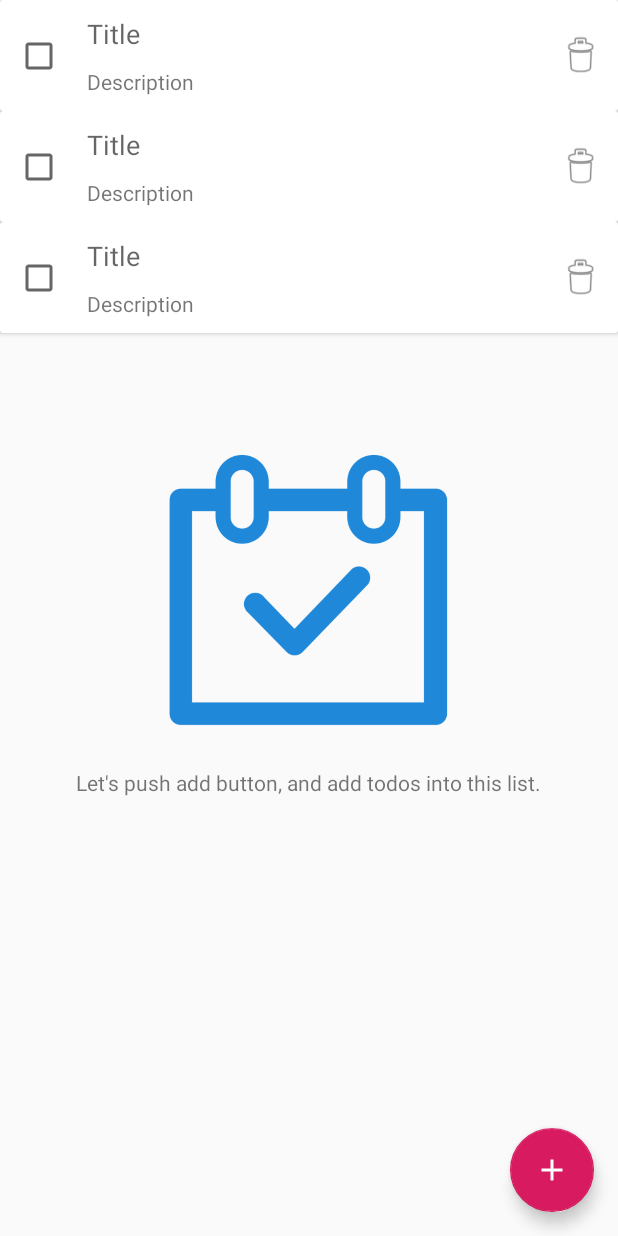
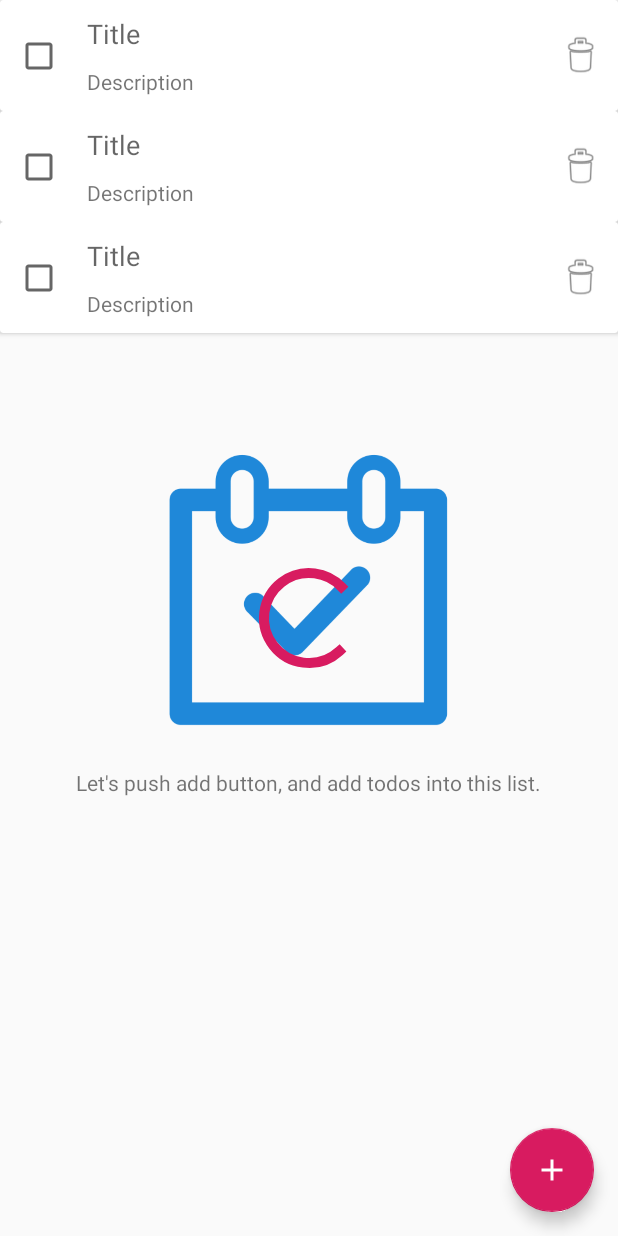
Before and after one commit to sudo5in5k/TodoAppSandbox, an Android app: the layout activity_main.xml on its own in the app's theme, with its tools: preview values and no code run, on a phone screen of 412 x 824 dp. Run offline under Robolectric (Android 15) with nearby library versions, the phone set to English and light mode, and no system bars.

Commit message:
replace reslt

```diff
--- a/app/src/main/res/layout/activity_main.xml
+++ b/app/src/main/res/layout/activity_main.xml
@@ -23,7 +23,6 @@
             android:layout_height="wrap_content"
             android:layout_gravity="center"
             android:orientation="vertical"
-            android:visibility="@{viewModel.topVisibility.booleanValue() ? View.VISIBLE : View.INVISIBLE}"
             tools:visibility="visible">
 
             <ImageView
@@ -42,7 +41,6 @@
         </LinearLayout>
 
         <androidx.recyclerview.widget.RecyclerView
-            android:visibility="@{viewModel.topVisibility.booleanValue() ? View.GONE : View.VISIBLE}"
             android:id="@+id/todo_list_recycler"
             android:layout_width="match_parent"
             android:layout_height="match_parent"
@@ -57,5 +55,11 @@
             android:onClick="@{() -> viewModel.onFabClicked()}"
             app:srcCompat="@drawable/ic_add_white_24dp" />
 
+        <ProgressBar
+            android:id="@+id/progress"
+            android:layout_width="80dp"
+            android:layout_height="80dp"
+            android:layout_gravity="center" />
+
     </androidx.coordinatorlayout.widget.CoordinatorLayout>
 </layout>
```
Also changed, not shown: app/src/main/java/com/example/todoappsandbox/data/State.kt (added, +7 -0 lines), app/src/main/java/com/example/todoappsandbox/ui/list/TodoActivity.kt (+19 -3 lines), app/src/main/java/com/example/todoappsandbox/ui/list/TodoViewModel.kt (+11 -9 lines).
